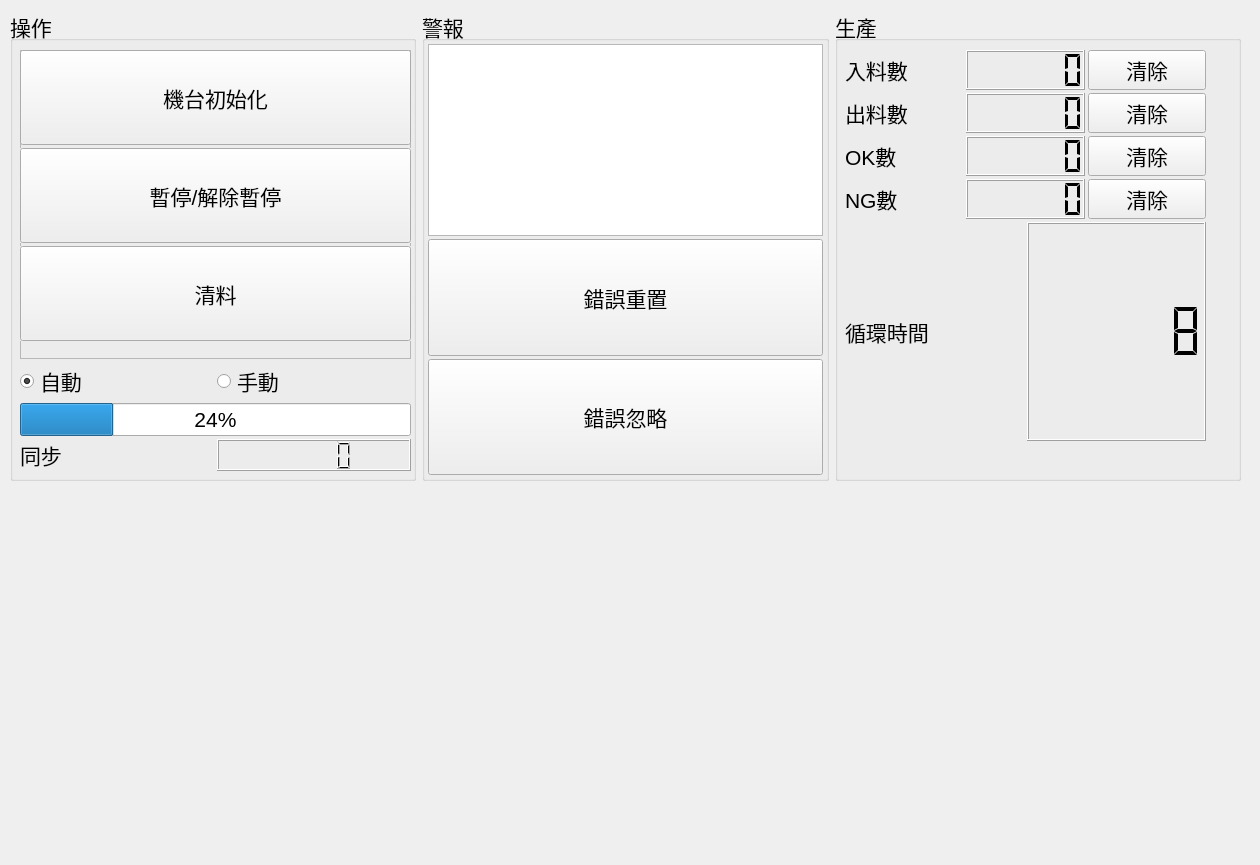
The window that bank-view/frontcontrolpanel.ui (smandyscom/front-base-widget) describes before a commit, drawn with Qt 5.
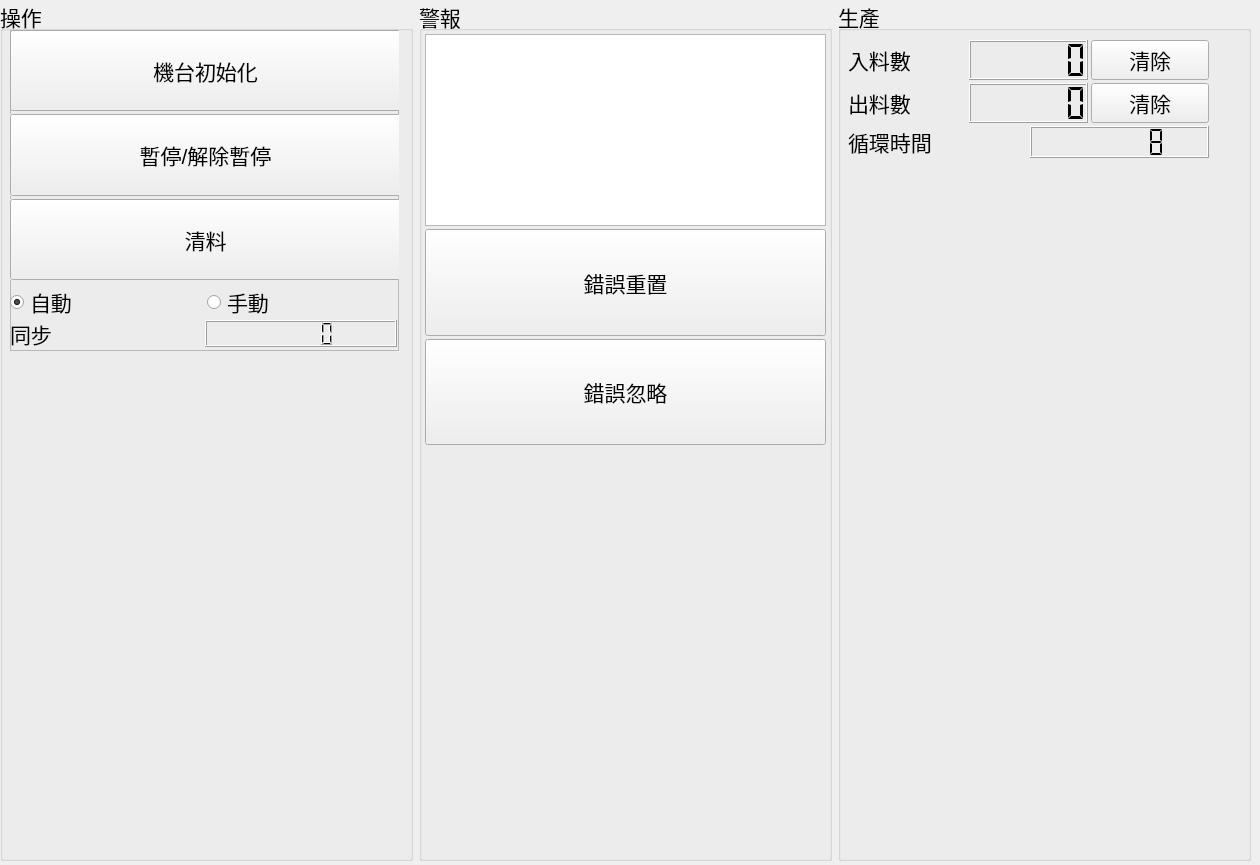
The same window after the commit.

Diff of the .ui file:
```diff
--- a/bank-view/frontcontrolpanel.ui
+++ b/bank-view/frontcontrolpanel.ui
@@ -21,10 +21,10 @@
   <widget class="QWidget" name="layoutWidget">
    <property name="geometry">
     <rect>
-     <x>10</x>
-     <y>10</y>
-     <width>1231</width>
-     <height>471</height>
+     <x>0</x>
+     <y>0</y>
+     <width>1251</width>
+     <height>861</height>
     </rect>
    </property>
    <layout class="QHBoxLayout" name="horizontalLayout_2">
@@ -39,21 +39,15 @@
       <property name="title">
        <string>操作</string>
       </property>
-      <widget class="QWidget" name="layoutWidget">
-       <property name="geometry">
-        <rect>
-         <x>10</x>
-         <y>40</y>
-         <width>391</width>
-         <height>421</height>
-        </rect>
-       </property>
-       <layout class="QVBoxLayout" name="verticalLayoutControlPanel">
-        <property name="spacing">
-         <number>3</number>
-        </property>
-        <item>
          <widget class="QFrame" name="frameAuto">
+       <property name="geometry">
+        <rect>
+         <x>10</x>
+         <y>30</y>
+         <width>389</width>
+         <height>321</height>
+        </rect>
+       </property>
           <property name="sizePolicy">
            <sizepolicy hsizetype="Expanding" vsizetype="Expanding">
             <horstretch>0</horstretch>
@@ -127,10 +121,6 @@
               </property>
              </widget>
             </item>
-           </layout>
-          </widget>
-         </widget>
-        </item>
         <item>
          <layout class="QHBoxLayout" name="horizontalLayoutManual">
           <property name="spacing">
@@ -155,25 +145,17 @@
           </item>
          </layout>
         </item>
-        <item>
-         <layout class="QVBoxLayout" name="verticalLayoutSync">
-          <property name="spacing">
-           <number>3</number>
-          </property>
-          <item>
-           <widget class="QProgressBar" name="progressBarSync">
-            <property name="sizePolicy">
-             <sizepolicy hsizetype="Minimum" vsizetype="Fixed">
-              <horstretch>0</horstretch>
-              <verstretch>0</verstretch>
-             </sizepolicy>
-            </property>
-            <property name="value">
-             <number>24</number>
-            </property>
-           </widget>
-          </item>
-          <item>
+        </layout>
+       </widget>
+       <widget class="QWidget" name="">
+        <property name="geometry">
+         <rect>
+          <x>0</x>
+          <y>290</y>
+          <width>387</width>
+          <height>27</height>
+         </rect>
+        </property>
            <layout class="QHBoxLayout" name="horizontalLayout">
             <property name="spacing">
              <number>3</number>
@@ -189,17 +171,14 @@
              <widget class="QLCDNumber" name="lcdNumberSyncCounter"/>
             </item>
            </layout>
-          </item>
-         </layout>
-        </item>
-       </layout>
+       </widget>
       </widget>
      </widget>
     </item>
     <item>
      <widget class="QGroupBox" name="groupBox">
       <property name="sizePolicy">
-       <sizepolicy hsizetype="Expanding" vsizetype="Expanding">
+       <sizepolicy hsizetype="Preferred" vsizetype="Preferred">
         <horstretch>0</horstretch>
         <verstretch>0</verstretch>
        </sizepolicy>
@@ -263,6 +242,22 @@
          </item>
         </layout>
        </item>
+       <item>
+        <spacer name="verticalSpacer">
+         <property name="orientation">
+          <enum>Qt::Vertical</enum>
+         </property>
+         <property name="sizeType">
+          <enum>QSizePolicy::Expanding</enum>
+         </property>
+         <property name="sizeHint" stdset="0">
+          <size>
+           <width>20</width>
+           <height>40</height>
+          </size>
+         </property>
+        </spacer>
+       </item>
       </layout>
      </widget>
     </item>
@@ -283,7 +278,7 @@
          <x>10</x>
          <y>40</y>
          <width>361</width>
-         <height>391</height>
+         <height>821</height>
         </rect>
        </property>
        <layout class="QVBoxLayout" name="verticalLayoutStatus">
@@ -349,62 +344,6 @@
           </item>
          </layout>
         </item>
-        <item>
-         <layout class="QHBoxLayout" name="horizontalLayout_4">
-          <item>
-           <widget class="QLabel" name="label_5">
-            <property name="text">
-             <string>OK數</string>
-            </property>
-           </widget>
-          </item>
-          <item>
-           <widget class="QLCDNumber" name="lcdNumberOKCount">
-            <property name="digitCount">
-             <number>6</number>
-            </property>
-            <property name="segmentStyle">
-             <enum>QLCDNumber::Flat</enum>
-            </property>
-           </widget>
-          </item>
-          <item>
-           <widget class="QPushButton" name="pushButtonOKClear">
-            <property name="text">
-             <string>清除</string>
-            </property>
-           </widget>
-          </item>
-         </layout>
-        </item>
-        <item>
-         <layout class="QHBoxLayout" name="horizontalLayout_3">
-          <item>
-           <widget class="QLabel" name="label_6">
-            <property name="text">
-             <string>NG數</string>
-            </property>
-           </widget>
-          </item>
-          <item>
-           <widget class="QLCDNumber" name="lcdNumberNgCount">
-            <property name="digitCount">
-             <number>6</number>
-            </property>
-            <property name="segmentStyle">
-             <enum>QLCDNumber::Flat</enum>
-            </property>
-           </widget>
-          </item>
-          <item>
-           <widget class="QPushButton" name="pushButtonNGClear">
-            <property name="text">
-             <string>清除</string>
-            </property>
-           </widget>
-          </item>
-         </layout>
-        </item>
         <item>
          <layout class="QHBoxLayout" name="horizontalLayout_7">
           <item>
@@ -416,6 +355,12 @@
           </item>
           <item>
            <widget class="QLCDNumber" name="lcdNumberCycleTime">
+            <property name="sizePolicy">
+             <sizepolicy hsizetype="Minimum" vsizetype="Preferred">
+              <horstretch>0</horstretch>
+              <verstretch>0</verstretch>
+             </sizepolicy>
+            </property>
             <property name="digitCount">
              <number>6</number>
             </property>
@@ -432,6 +377,16 @@
           </item>
          </layout>
         </item>
+        <item>
+         <widget class="QWidget" name="widgetSafetyIO" native="true">
+          <property name="sizePolicy">
+           <sizepolicy hsizetype="Expanding" vsizetype="Expanding">
+            <horstretch>0</horstretch>
+            <verstretch>0</verstretch>
+           </sizepolicy>
+          </property>
+         </widget>
+        </item>
        </layout>
       </widget>
      </widget>
```
Left out of the diff: 4 changed lines with no effect on the pictures. Lines whose indentation alone changed are shown as unchanged.
